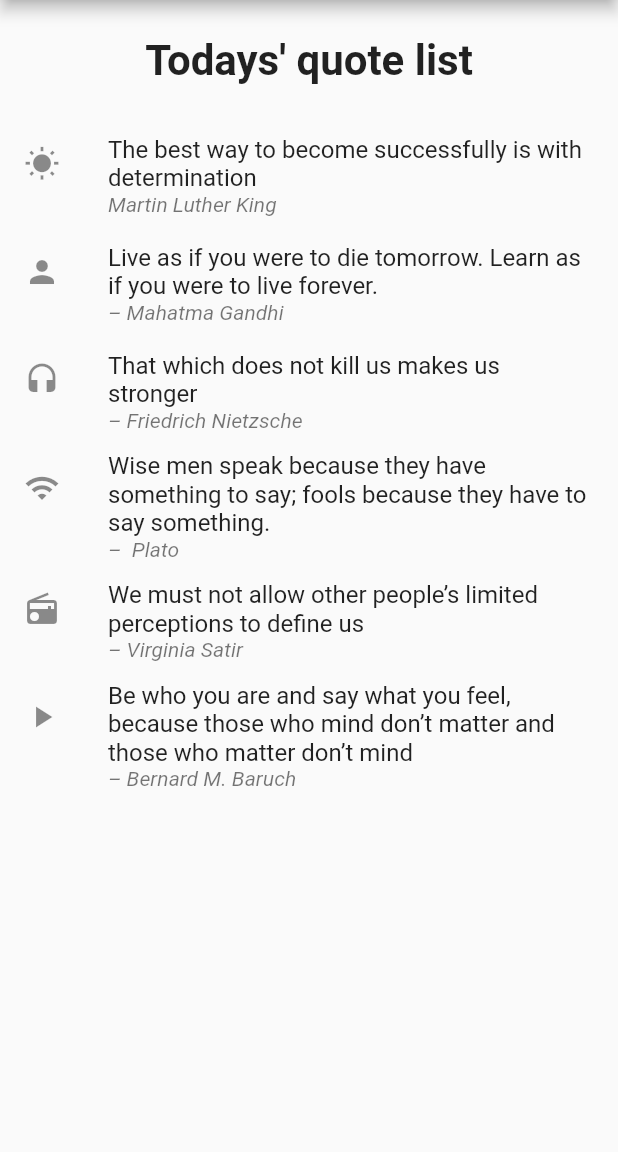
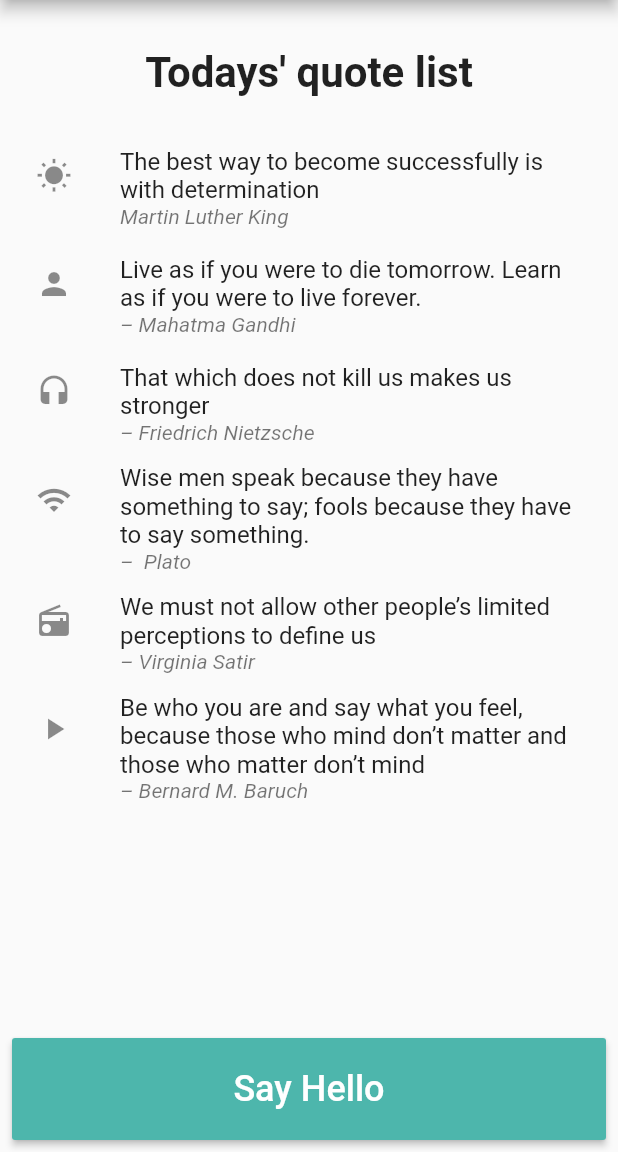
Before and after one commit to shemed-blackops/ots, a Flutter app: the screen it shows after launch, on a phone screen of 412 x 824 dp, the part 84-1236 px from its top. Run offline on Flutter 3.47's test engine with Material 2 defaults, Android fonts, the phone set to English and light mode, and no system bars.

Commit message:
Adding greeting button

```diff
--- a/lib/app_screens/Home.dart
+++ b/lib/app_screens/Home.dart
@@ -3,12 +3,30 @@ import 'package:flutter/material.dart';
 class Home extends StatelessWidget {
   @override
   Widget build(BuildContext context) {
-    return Column(
-      mainAxisAlignment: MainAxisAlignment.start,
-      children: <Widget>[
-        titleSection,
-        bodySection,
-      ],
+    return Padding(
+      padding: const EdgeInsets.all(8.0),
+      child: Column(
+        crossAxisAlignment: CrossAxisAlignment.stretch,
+        children: <Widget>[
+          titleSection,
+          bodySection,
+          RaisedButton(
+            onPressed: () {},
+            color: Colors.teal[300],
+            focusColor: Colors.teal[400],
+            child: Padding(
+              padding: const EdgeInsets.fromLTRB(12.0, 20.0, 12.0, 20.0),
+              child: Text(
+                "Say Hello",
+                style: TextStyle(
+                  fontSize: 24.0,
+                  color: Colors.white,
+                ),
+              ),
+            ),
+          ),
+        ],
+      ),
     );
   }
 
```
